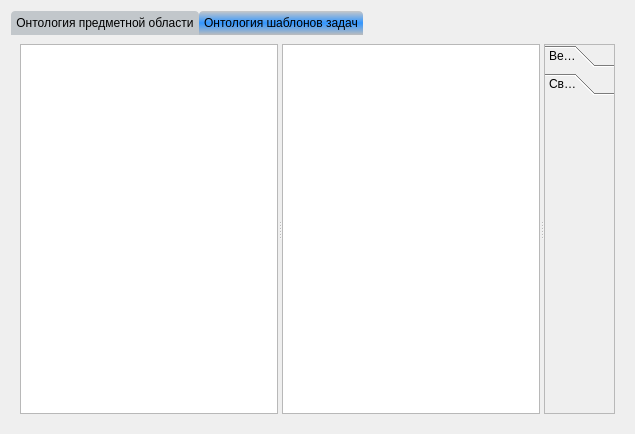
First picture: the form in LGen2UI/lgen2editor.ui, repository vinni-au/l-gen, before the edit.
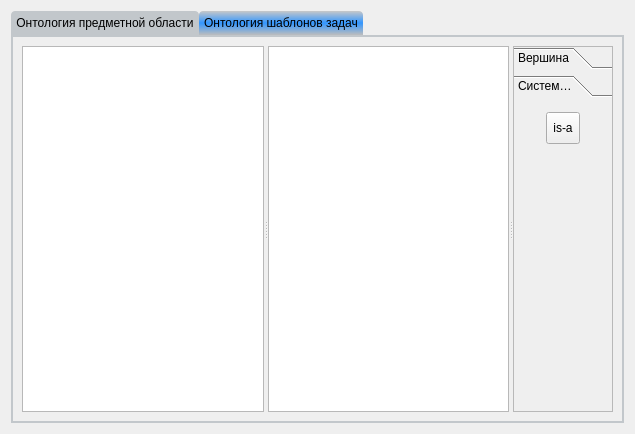
Second picture: the form after the edit. The open tabs and pages were chosen to show the change. Custom widgets are drawn as their Qt base class.

What changed in the file:
```diff
--- a/LGen2UI/lgen2editor.ui
+++ b/LGen2UI/lgen2editor.ui
@@ -24,7 +24,7 @@
      </property>
      <property name="styleSheet">
       <string notr="true"> QTabWidget::pane {
-     border-top: 0px solid #C2C7CB;
+     border: 2px solid #C2C7CB;
      position: absolute;
  }
 
@@ -165,13 +165,41 @@
             <rect>
              <x>0</x>
              <y>0</y>
-             <width>100</width>
-             <height>30</height>
+             <width>69</width>
+             <height>315</height>
             </rect>
            </property>
            <attribute name="label">
-            <string>Связь</string>
+            <string>Системная связь</string>
            </attribute>
+           <layout class="QGridLayout" name="gridLayout_2">
+            <item row="0" column="0">
+             <widget class="QToolButton" name="toolButton_2">
+              <property name="minimumSize">
+               <size>
+                <width>32</width>
+                <height>32</height>
+               </size>
+              </property>
+              <property name="text">
+               <string>is-a</string>
+              </property>
+             </widget>
+            </item>
+            <item row="1" column="0">
+             <spacer name="verticalSpacer_2">
+              <property name="orientation">
+               <enum>Qt::Vertical</enum>
+              </property>
+              <property name="sizeHint" stdset="0">
+               <size>
+                <width>20</width>
+                <height>40</height>
+               </size>
+              </property>
+             </spacer>
+            </item>
+           </layout>
           </widget>
          </widget>
         </widget>
```
Left out of the diff: 63 changed lines with no effect on the pictures.
